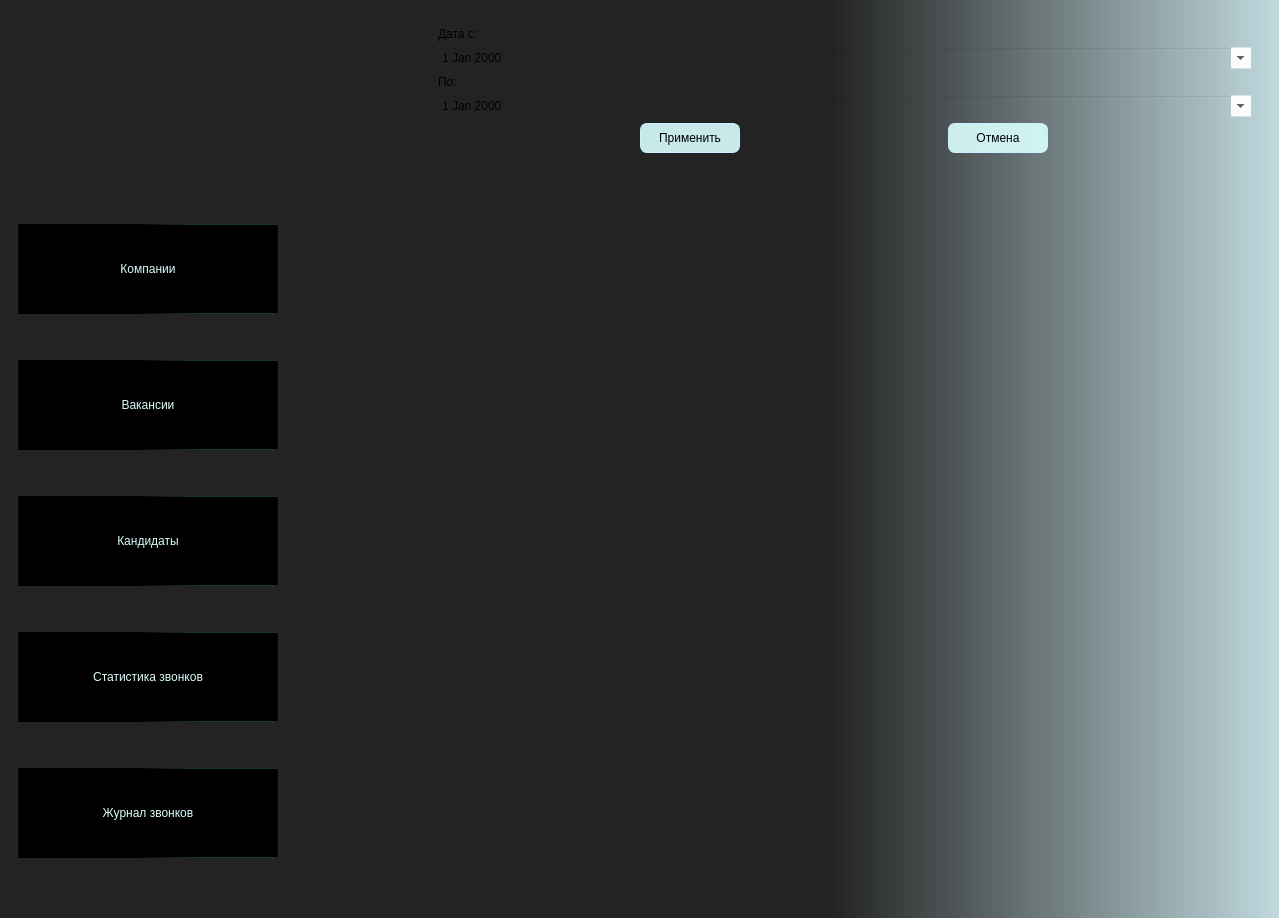
The window that panel3.ui (Lavandazz/calll_tracking) describes before a commit, drawn with Qt 5.
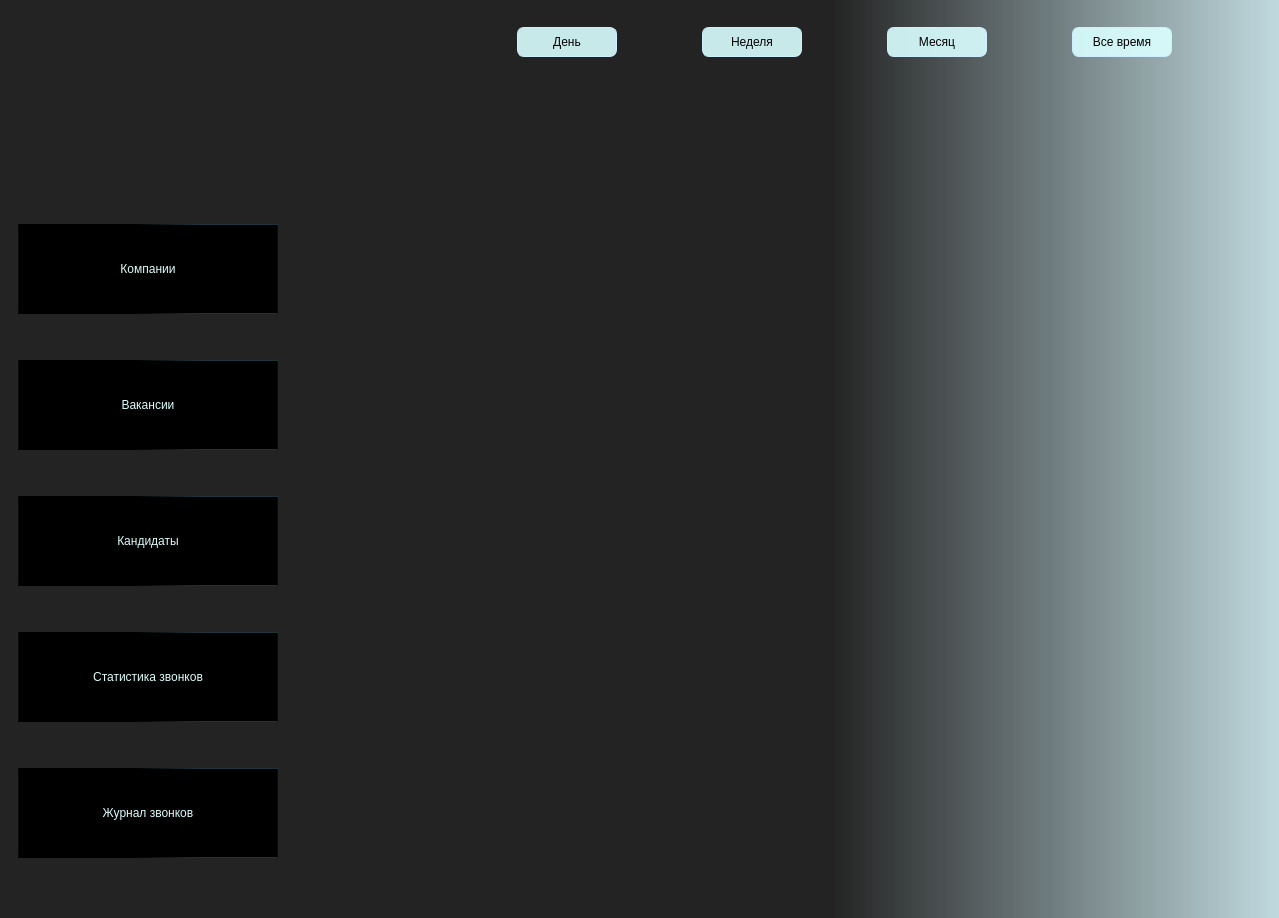
The same window after the commit. The open tabs and pages were chosen to show the change. Icons and pictures are not drawn.

```diff
--- a/panel3.ui
+++ b/panel3.ui
@@ -602,35 +602,7 @@
             </layout>
            </widget>
            <widget class="QWidget" name="statisticPage">
-            <layout class="QVBoxLayout" name="verticalLayout_18" stretch="0,0,0,0,0,1">
-             <item>
-              <widget class="QLabel" name="label_6">
-               <property name="text">
-                <string>Дата с:</string>
-               </property>
-              </widget>
-             </item>
-             <item>
-              <widget class="QDateEdit" name="dateFrom">
-               <property name="calendarPopup">
-                <bool>true</bool>
-               </property>
-              </widget>
-             </item>
-             <item>
-              <widget class="QLabel" name="label_7">
-               <property name="text">
-                <string>По:</string>
-               </property>
-              </widget>
-             </item>
-             <item>
-              <widget class="QDateEdit" name="dateFor">
-               <property name="calendarPopup">
-                <bool>true</bool>
-               </property>
-              </widget>
-             </item>
+            <layout class="QVBoxLayout" name="verticalLayout_18" stretch="0,1">
              <item>
               <layout class="QHBoxLayout" name="horizontalLayout_17">
                <item>
@@ -666,7 +638,7 @@
 }</string>
                  </property>
                  <property name="text">
-                  <string>Применить</string>
+                  <string>День</string>
                  </property>
                 </widget>
                </item>
@@ -703,7 +675,81 @@
 }</string>
                  </property>
                  <property name="text">
-                  <string>Отмена</string>
+                  <string>Неделя</string>
+                 </property>
+                </widget>
+               </item>
+               <item>
+                <widget class="QPushButton" name="btnMonth">
+                 <property name="sizePolicy">
+                  <sizepolicy hsizetype="Expanding" vsizetype="Expanding">
+                   <horstretch>0</horstretch>
+                   <verstretch>0</verstretch>
+                  </sizepolicy>
+                 </property>
+                 <property name="minimumSize">
+                  <size>
+                   <width>100</width>
+                   <height>30</height>
+                  </size>
+                 </property>
+                 <property name="maximumSize">
+                  <size>
+                   <width>100</width>
+                   <height>30</height>
+                  </size>
+                 </property>
+                 <property name="styleSheet">
+                  <string notr="true">
+QPushButton {
+background:rgba(218, 255, 255, 230);
+color: black;
+border: 1px solid rgb(205, 239, 255);
+border-radius: 7px;
+}
+QPushButton:hover {
+background-color: white
+}</string>
+                 </property>
+                 <property name="text">
+                  <string>Месяц</string>
+                 </property>
+                </widget>
+               </item>
+               <item>
+                <widget class="QPushButton" name="btnAll">
+                 <property name="sizePolicy">
+                  <sizepolicy hsizetype="Expanding" vsizetype="Expanding">
+                   <horstretch>0</horstretch>
+                   <verstretch>0</verstretch>
+                  </sizepolicy>
+                 </property>
+                 <property name="minimumSize">
+                  <size>
+                   <width>100</width>
+                   <height>30</height>
+                  </size>
+                 </property>
+                 <property name="maximumSize">
+                  <size>
+                   <width>100</width>
+                   <height>30</height>
+                  </size>
+                 </property>
+                 <property name="styleSheet">
+                  <string notr="true">
+QPushButton {
+background:rgba(218, 255, 255, 230);
+color: black;
+border: 1px solid rgb(205, 239, 255);
+border-radius: 7px;
+}
+QPushButton:hover {
+background-color: white
+}</string>
+                 </property>
+                 <property name="text">
+                  <string>Все время</string>
                  </property>
                 </widget>
                </item>
```
Left out of the diff: 6 changed lines with no effect on the pictures.
